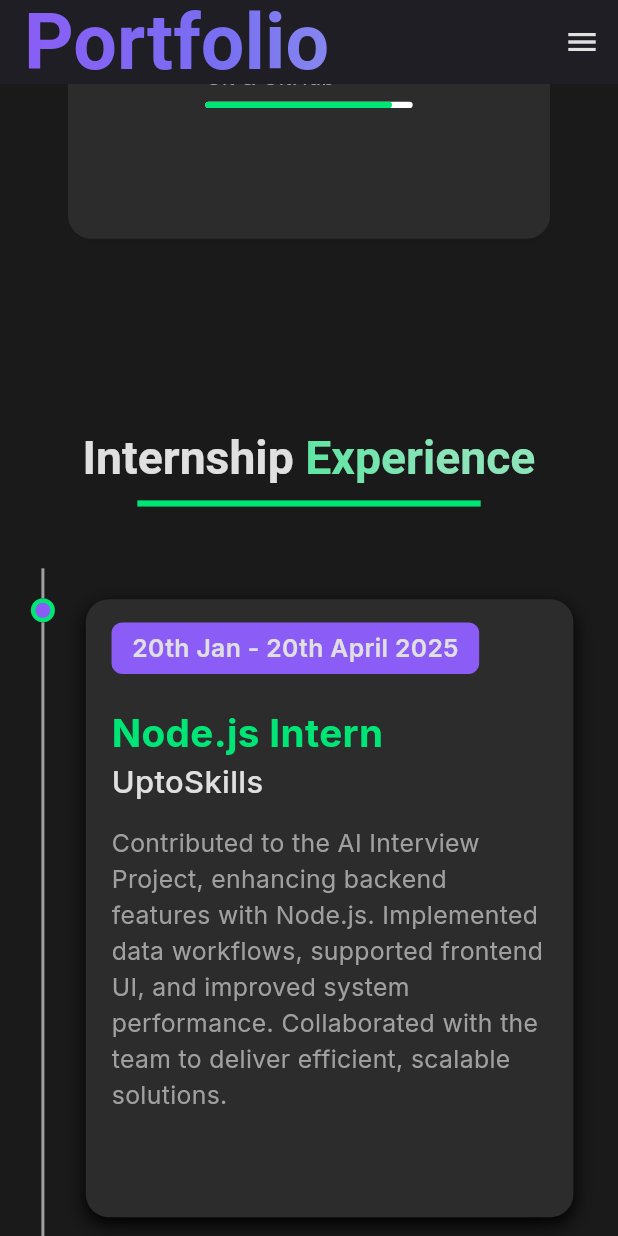
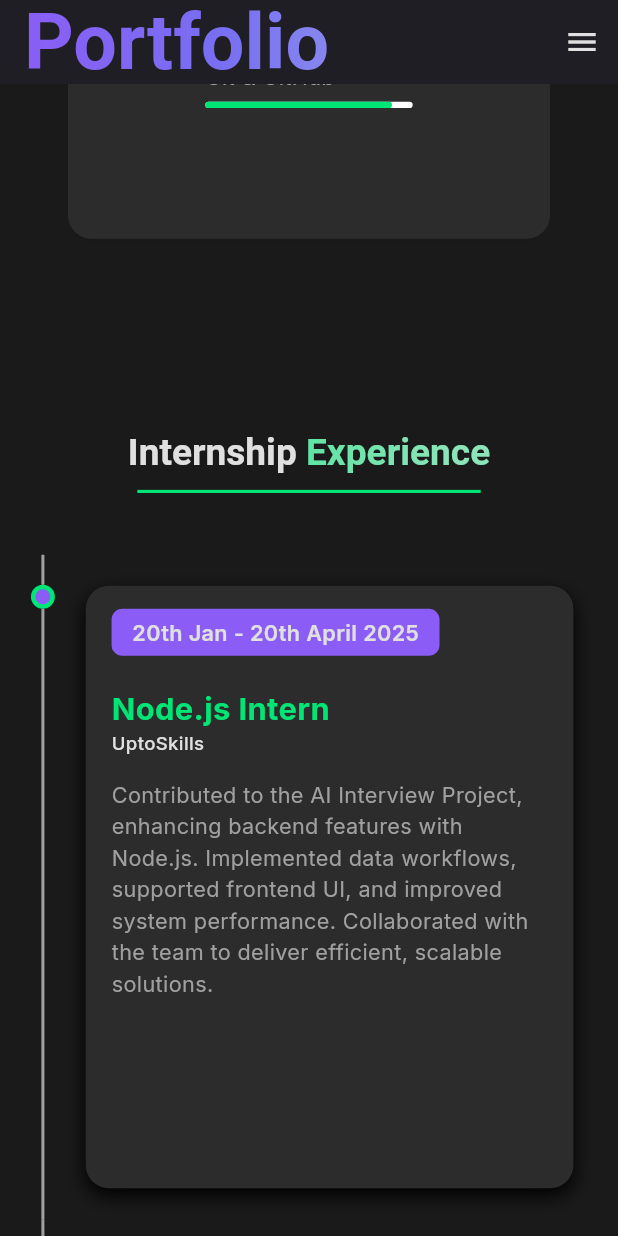
Before and after one commit to PayalKmt/my_portfolio, a Flutter app: the screen it shows after launch, scrolled down 3456 dp, on a phone screen of 412 x 824 dp. Run offline on Flutter 3.47's test engine with Material 3 defaults, Android fonts, the phone set to English and light mode, and no system bars; our stand-ins replace animated_text_kit, flutter_screenutil, font_awesome_flutter, get, google_fonts; network calls fail.

Commit message:
updated experience ui according to mobile

```diff
--- a/lib/app/modules/home/views/experience.dart
+++ b/lib/app/modules/home/views/experience.dart
@@ -1,6 +1,6 @@
 import 'package:flutter/material.dart';
 import 'package:flutter_screenutil/flutter_screenutil.dart';
-
+import 'package:get/get.dart';
 import '../../../../utils/app_colors.dart';
 
 class Experience extends StatelessWidget {
@@ -26,14 +26,14 @@ class Experience extends StatelessWidget {
                   text: 'Internship ',
                   style: TextStyle(
                     color: AppColors.textColor,
-                    fontSize: isMobile ? 30.sp : 48.sp,
+                    fontSize: isMobile ? Get.width * 0.06 : 48.sp,
                     fontWeight: FontWeight.bold,
                   ),
                 ),
                 TextSpan(
                   text: 'Experience',
                   style: TextStyle(
-                    fontSize: isMobile ? 30.sp : 48.sp,
+                    fontSize: isMobile ? Get.width * 0.06 : 48.sp,
                     fontWeight: FontWeight.bold,
                     foreground:
                     Paint()
@@ -50,7 +50,7 @@ class Experience extends StatelessWidget {
           ),
           Container(
             width: isMobile ? 200.w : 400.w,
-            height: isMobile ? 4.h :6.h,
+            height: isMobile ? 2.h :6.h,
             color: AppColors.secondaryColor,
             margin: EdgeInsets.only(top: 10.h, bottom: 40.h),
           ),
@@ -173,7 +173,7 @@ class Experience extends StatelessWidget {
         horizontal: isMobile ? 15.w : 25.w, // scales with screen width
         vertical: isMobile ? 15.h : 25.h,   // scales with screen height
       ),
-      height: isMobile ? 400.h : 450.h,
+      height: isMobile ? 390.h : 450.h,
       decoration: BoxDecoration(
         color: AppColors.cardColor,
         borderRadius: BorderRadius.circular(15.r),
@@ -199,7 +199,7 @@ class Experience extends StatelessWidget {
               style: TextStyle(
                 backgroundColor: AppColors.primaryColor,
                 color: AppColors.textColor,
-                fontSize: isMobile ? 16.sp : 24.sp,
+                fontSize: isMobile ? Get.width * 0.035 : 24.sp,
                 fontWeight: FontWeight.w600,
               ),
             ),
@@ -209,7 +209,7 @@ class Experience extends StatelessWidget {
             experience['title']!,
             style: TextStyle(
               color: AppColors.secondaryColor,
-              fontSize: isMobile ? 25.sp : 32.sp,
+              fontSize: isMobile ? Get.width * 0.05 : 32.sp,
               fontWeight: FontWeight.bold,
             ),
           ),
@@ -217,7 +217,7 @@ class Experience extends StatelessWidget {
             experience['company']!,
             style: TextStyle(
               color: AppColors.textColor,
-              fontSize: isMobile ? 20.sp : 24.sp,
+              fontSize: isMobile ? Get.width * 0.03 : 24.sp,
               fontWeight: FontWeight.w500,
             ),
           ),
@@ -226,7 +226,7 @@ class Experience extends StatelessWidget {
             experience['description']!,
             style: TextStyle(
               color: AppColors.textLightColor,
-              fontSize: isMobile ? 16.sp : 25.sp,
+              fontSize: isMobile ? Get.width * 0.035 : 25.sp,
             ),
           ),
         ],
```
